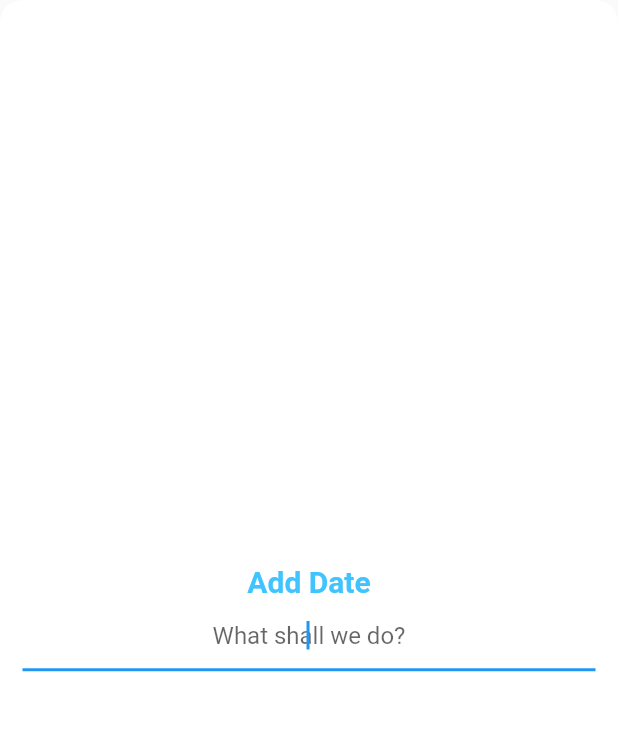
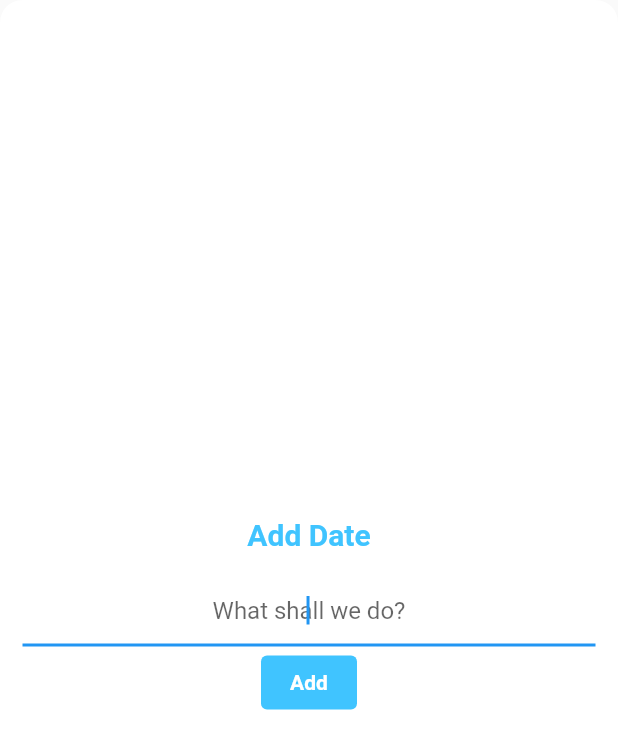
Before and after one commit to KeysGilbert/randate, a Flutter app: the AddDatePage screen opened directly, on a phone screen of 412 x 824 dp. Shown: the top 749 px of the screen. Run offline on Flutter 3.47's test engine with Material 2 defaults, Android fonts, the phone set to English and light mode, and no system bars; our stand-ins replace flutter_fortune_wheel.

Commit message:
add date and show snackbar

```diff
--- a/lib/screens/add_date_page.dart
+++ b/lib/screens/add_date_page.dart
@@ -1,7 +1,10 @@
 import 'package:flutter/material.dart';
+import 'package:provider/provider.dart';
+import 'package:randate/model/date.dart';
 
 class AddDatePage extends StatelessWidget {
   final _controller = TextEditingController();
+  late String newDate;
 
   @override
   Widget build(BuildContext context) {
@@ -23,6 +26,10 @@ class AddDatePage extends StatelessWidget {
                   fontWeight: FontWeight.bold,
                   fontSize: 20),
             ),
+            SizedBox(
+              width: 15.0,
+              height: 15.0,
+            ),
             TextField(
               controller: _controller,
               autofocus: true,
@@ -30,7 +37,31 @@ class AddDatePage extends StatelessWidget {
               decoration: InputDecoration(
                   border: UnderlineInputBorder(),
                   hintText: "What shall we do?"),
-            )
+              onChanged: (value) {
+                newDate = value; //store inputted text
+              },
+            ),
+            TextButton(
+                onPressed: () {
+                  _controller.clear();
+
+                  //add input to list of dates
+                  Provider.of<Date>(context, listen: false)
+                      .dateList
+                      .add(newDate);
+
+                  //show snackbar notifying that date was added
+                  ScaffoldMessenger.of(context).showSnackBar(SnackBar(
+                      duration: Duration(seconds: 2),
+                      backgroundColor: Colors.black12,
+                      content: Text("Date added!")));
+                },
+                style: TextButton.styleFrom(
+                  backgroundColor: Colors.lightBlueAccent,
+                ),
+                child: Text("Add",
+                    style: TextStyle(
+                        fontWeight: FontWeight.bold, color: Colors.white)))
           ],
         ),
       ),
```
